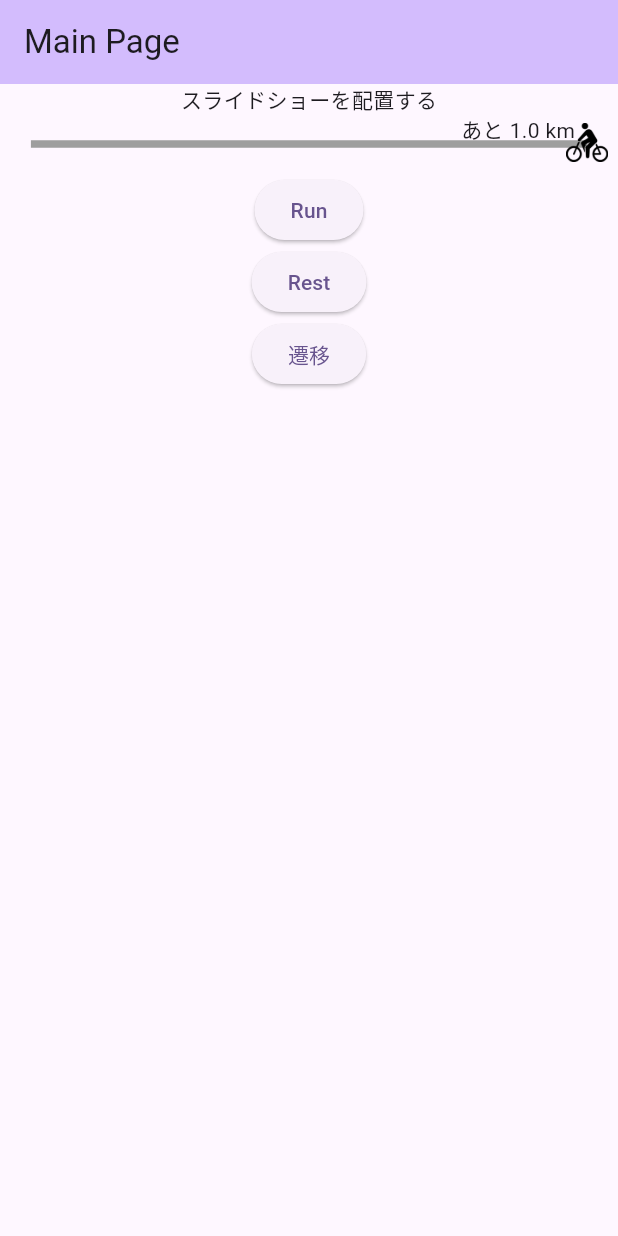
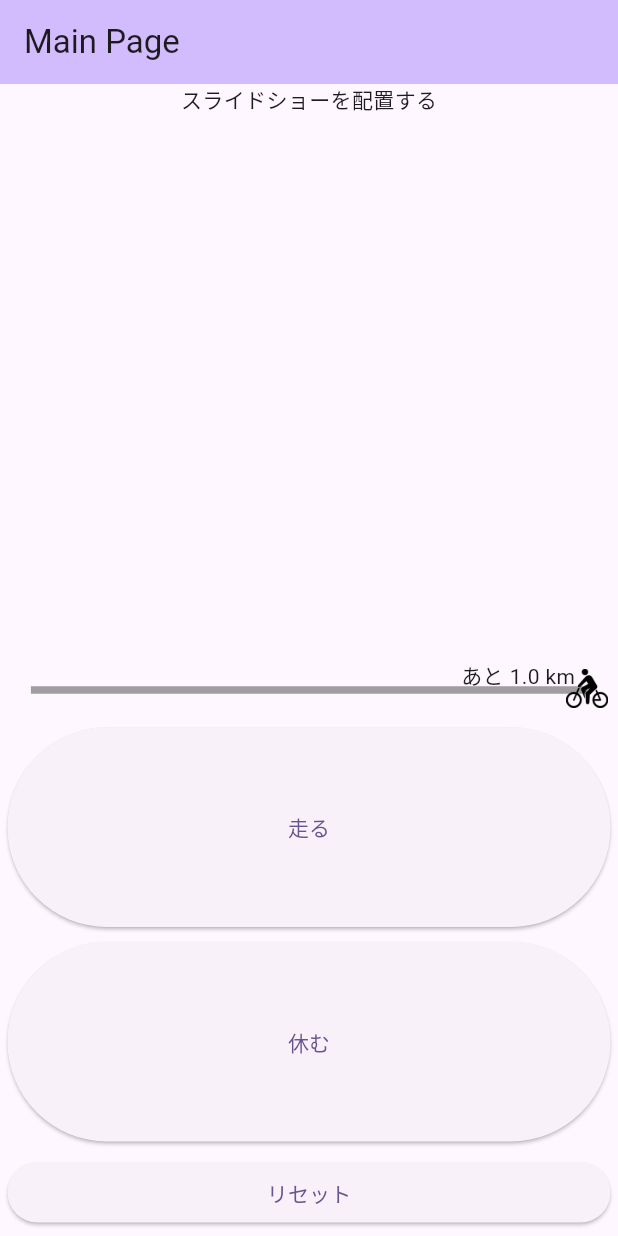
Before and after one commit to jack-app/tour_de_tasks, a Flutter app: the screen it shows after launch, after a tap on "旅に出る!", on a phone screen of 412 x 824 dp. Run offline on Flutter 3.47's test engine with Material 3 defaults, Android fonts, the light colour scheme and no system bars; our stand-ins replace shared_preferences, sqflite, sqflite_common_ffi, sqflite_common_ffi_web; accounts and stored records are empty.

Commit message:
やり忘れていたことをしたので今度こそ完了

```diff
--- a/lib/main_page.dart
+++ b/lib/main_page.dart
@@ -3,9 +3,10 @@ import 'dart:math';
 import 'dart:developer' as developer;
 
 import 'package:flutter/material.dart';
-import 'goal_page.dart';
-import 'user_data.dart';
-import 'app_data.dart' as app;
+import 'package:tour_de_tasks/start_page.dart';
+import 'package:tour_de_tasks/goal_page.dart';
+import 'package:tour_de_tasks/user_data.dart';
+import 'package:tour_de_tasks/app_data.dart' as app;
 
 // 速度は次の連続走行時間の関数で規定する
 // v( t[sec] ) = initialSpeedKmPerSec + (maxSpeedKmPerSec - initialSpeedKmPerSec) * (1 - exp(-t / 60))
@@ -19,16 +20,13 @@ import 'app_data.dart' as app;
 // このクラスのインスタンスをwidget間でリレーさせて，包括的な操作を用意にする
 class MainPageController {
   // <private>
-  final LapRepository _lapRepo = LapRepository();
-  final UserData _userData = UserData();
-
   MainPageController._internal();
 
   factory MainPageController() {
     // 中断からの復帰で状況を復元する
     developer.log('controller required', name: 'mainPageController');
     final MainPageController controller = MainPageController._internal();
-    if (controller._userData.running) {
+    if (UserData().running) {
       controller._startTimer();
     } else {
       controller._stopTimer();
@@ -76,7 +74,7 @@ class MainPageController {
 
   // <public>
   Future<int> getKeepRunningTimeInSec({Lap? lastLap}) async {
-    var lap = lastLap ?? await _lapRepo.getLast();
+    var lap = lastLap ?? await LapRepository().getLast();
     if (lap == null || lap.act == 'rest') {
       return 0;
     } else {
@@ -104,15 +102,15 @@ class MainPageController {
   }
 
   Future<double> calcPassedDistanceKm() async {
-    var lap = await _lapRepo.getLast();
+    var lap = await LapRepository().getLast();
     if (lap == null) {
       return 0.0;
     } else if (lap.act == 'rest') {
-      return _userData.confPassedDistanceKm;
+      return UserData().confPassedDistanceKm;
     } else if (lap.act == 'run') {
       final passedDistanceKm =
           await calcPassedDistanceKmFromLastRest(lastLap: lap);
-      return _userData.confPassedDistanceKm + passedDistanceKm;
+      return UserData().confPassedDistanceKm + passedDistanceKm;
     } else {
       throw Exception('Invalid act');
     }
@@ -120,7 +118,7 @@ class MainPageController {
 
   Future<double> calcRemainingDistanceKm() async {
     final passedDistanceKm = await calcPassedDistanceKm();
-    return max(0, _userData.goalDistanceKm - passedDistanceKm);
+    return max(0, UserData().goalDistanceKm - passedDistanceKm);
   }
 
   Future<String> calcLocation() async {
@@ -133,28 +131,28 @@ class MainPageController {
 
   Future<double> calcProgress() async {
     final passedDistanceKm = await calcPassedDistanceKm();
-    return passedDistanceKm / _userData.goalDistanceKm;
+    return passedDistanceKm / UserData().goalDistanceKm;
   }
 
   void rest() {
-    if (!_userData.running) {
+    if (!UserData().running) {
       return;
     }
-    _userData.running = false;
+    UserData().running = false;
     calcPassedDistanceKm().then((distanceKm) {
-      _userData.confPassedDistanceKm = distanceKm;
-      _lapRepo.rest();
+      UserData().confPassedDistanceKm = distanceKm;
+      LapRepository().rest();
     });
     // 必要があればスライドショーなどの更新をここでする
     _stopTimer();
   }
 
   void run() {
-    if (_userData.running) {
+    if (UserData().running) {
       return;
     }
-    _lapRepo.run();
-    _userData.running = true;
+    LapRepository().run();
+    UserData().running = true;
     // 必要があればスライドショーなどの更新をここでする
     _startTimer();
   }
@@ -208,15 +206,12 @@ class _MainPageState extends State<MainPage> {
         ),
         body: Column(
           children: <Widget>[
-            SlideShow(controller: controller),
-            ControlPanel(controller: controller),
-            ElevatedButton(
-                onPressed: () {
-                  // ページ遷移はこんな感じ
-                  Navigator.of(context).pushReplacement(MaterialPageRoute(
-                      builder: (context) => const GoalPage()));
-                },
-                child: const Text('遷移')),
+            Expanded(
+              child: SlideShow(controller: controller),
+            ),
+            Expanded(
+              child: ControlPanel(controller: controller),
+            )
           ],
         ));
   }
@@ -267,11 +262,36 @@ class ControlPanel extends StatelessWidget {
   Widget build(BuildContext context) {
     // 仮なのでどう書き換えても良い
     return Column(
-      mainAxisAlignment: MainAxisAlignment.center,
+      crossAxisAlignment: CrossAxisAlignment.center,
       children: <Widget>[
         Center(child: ProgressBar(controller: controller)),
-        ElevatedButton(onPressed: controller.run, child: const Text('Run')),
-        ElevatedButton(onPressed: controller.rest, child: const Text('Rest')),
+        Expanded(
+            child: Padding(
+          padding: const EdgeInsets.all(5),
+          child: SizedBox(
+              width: double.infinity,
+              child: ElevatedButton(
+                  onPressed: controller.run, child: const Text('走る'))),
+        )),
+        Expanded(
+            child: Padding(
+                padding: const EdgeInsets.all(5),
+                child: SizedBox(
+                  width: double.infinity,
+                  child: ElevatedButton(
+                      onPressed: controller.rest, child: const Text('休む')),
+                ))),
+        Padding(
+            padding: const EdgeInsets.all(5),
+            child: SizedBox(
+              width: double.infinity,
+              child: ElevatedButton(
+                  onPressed: () {
+                    Navigator.of(context).pushReplacement(MaterialPageRoute(
+                        builder: (context) => const StartPage()));
+                  },
+                  child: const Text('リセット')),
+            )),
       ],
     );
   }
@@ -338,7 +358,7 @@ class _ProgressBarState extends State<ProgressBar> {
         progress > 0.7 ? null : padding + width * progress + iconSize;
     var textLeft =
         progress > 0.7 ? padding + width * (1 - progress) + iconSize : null;
-    developer.log(padding.toString(), name: 'padding');
+
     widget.controller._updateProgressBar!();
     return Container(
         width: double.infinity,
--- a/lib/start_page.dart
+++ b/lib/start_page.dart
@@ -1,8 +1,8 @@
 import 'dart:math';
 import 'package:flutter/material.dart';
-import 'main_page.dart';
-import 'app_data.dart' as app;
-import 'user_data.dart';
+import 'package:tour_de_tasks/main_page.dart';
+import 'package:tour_de_tasks/app_data.dart' as app;
+import 'package:tour_de_tasks/user_data.dart';
 
 // Widgetの設定（ステートに依存しない）を行う．
 // sample.dartを参考にすると良い
--- a/lib/user_data.dart
+++ b/lib/user_data.dart
@@ -9,19 +9,23 @@ import 'package:sqflite_common_ffi_web/sqflite_ffi_web.dart' as sqflite_ffi_web;
 // 用法はここに https://pub.dev/packages/sqflite
 //            https://github.com/tekartik/sqflite/blob/master/sqflite_common_ffi/doc/using_ffi_instead_of_sqflite.md
 //            https://pub.dev/packages/sqflite_common_ffi_web
-import 'app_data.dart';
+import 'package:tour_de_tasks/app_data.dart';
 
 import 'package:flutter/foundation.dart' show kIsWeb;
 
 class UserData {
-  UserData._internal();
+  UserData._internal() {
+    developer.log('instance created', name: 'UserData');
+  }
   SharedPreferencesWithCache? prefs;
 
   bool prepared = false;
 
   // シングルトンにするためのファクトリコンストラクタ
   static final UserData _instance = UserData._internal();
-  factory UserData() => _instance;
+  factory UserData() {
+    return _instance;
+  }
 
   // userDataにアクセスする前に必ず呼び出す初期化関数
   Future<void> prepare() async {
```
Also changed, not shown: lib/goal_page.dart (+7 -14 lines), lib/main.dart (+5 -5 lines).
